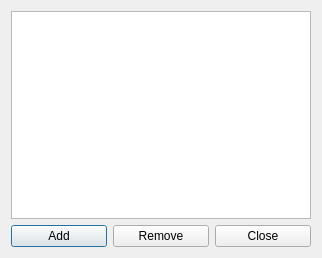
Above: editdictionary.ui from Kjablonska/Qt-SchoolPlanner before the change. Below: the same form after it.
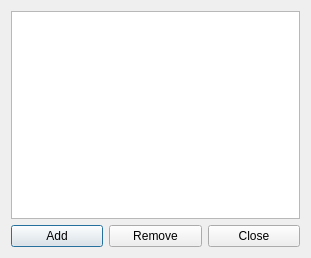
That is the form after the change.

```diff
--- a/editdictionary.ui
+++ b/editdictionary.ui
@@ -6,7 +6,7 @@
    <rect>
     <x>0</x>
     <y>0</y>
-    <width>322</width>
+    <width>311</width>
     <height>258</height>
    </rect>
   </property>
@@ -15,11 +15,7 @@
   </property>
   <layout class="QVBoxLayout" name="verticalLayout_2">
    <item>
-    <layout class="QVBoxLayout" name="listLayout">
-     <item>
-      <widget class="QListWidget" name="listWidget"/>
-     </item>
-    </layout>
+    <widget class="QListWidget" name="listWidget"/>
    </item>
    <item>
     <layout class="QHBoxLayout" name="buttonsLayout">
```
Left out of the diff: 2 changed lines with no effect on the pictures.
